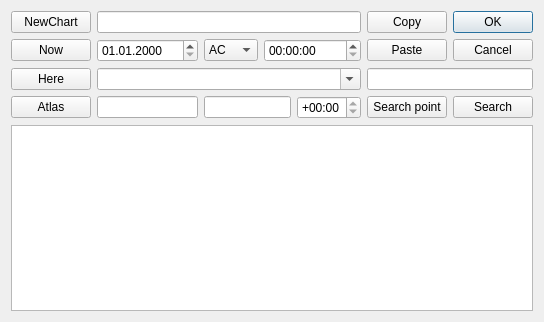
Before: the Qt Designer form forms/InputForm.ui in wil-low/astronom-qt, drawn with Qt 5.
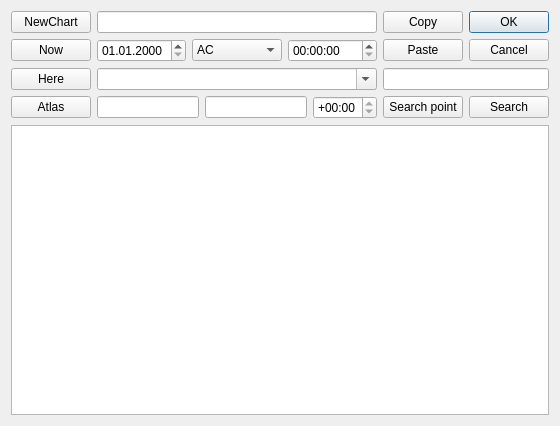
After: the same form once the commit is applied.

Commit message: Input form layout improved

Diff of the .ui file:
```diff
--- a/forms/InputForm.ui
+++ b/forms/InputForm.ui
@@ -9,8 +9,8 @@
    <rect>
     <x>0</x>
     <y>0</y>
-    <width>544</width>
-    <height>322</height>
+    <width>560</width>
+    <height>426</height>
    </rect>
   </property>
   <property name="sizePolicy">
@@ -35,7 +35,7 @@
        </property>
       </widget>
      </item>
-     <item row="0" column="1" colspan="5">
+     <item row="0" column="1">
       <widget class="QLineEdit" name="editName"/>
      </item>
      <item row="1" column="0">
@@ -45,39 +45,6 @@
        </property>
       </widget>
      </item>
-     <item row="1" column="1">
-      <widget class="QDateEdit" name="editDate">
-       <property name="displayFormat">
-        <string>dd.MM.yyyy</string>
-       </property>
-       <property name="calendarPopup">
-        <bool>false</bool>
-       </property>
-       <property name="timeSpec">
-        <enum>Qt::LocalTime</enum>
-       </property>
-      </widget>
-     </item>
-     <item row="1" column="2" colspan="2">
-      <widget class="QComboBox" name="cboEra">
-       <property name="sizePolicy">
-        <sizepolicy hsizetype="Minimum" vsizetype="Fixed">
-         <horstretch>0</horstretch>
-         <verstretch>0</verstretch>
-        </sizepolicy>
-       </property>
-       <item>
-        <property name="text">
-         <string>AC</string>
-        </property>
-       </item>
-       <item>
-        <property name="text">
-         <string>BC</string>
-        </property>
-       </item>
-      </widget>
-     </item>
      <item row="2" column="0">
       <widget class="QPushButton" name="btnHere">
        <property name="text">
@@ -85,7 +52,7 @@
        </property>
       </widget>
      </item>
-     <item row="2" column="1" colspan="5">
+     <item row="2" column="1">
       <widget class="QComboBox" name="cboLocationName">
        <property name="sizePolicy">
         <sizepolicy hsizetype="Expanding" vsizetype="Fixed">
@@ -98,59 +65,35 @@
        </property>
       </widget>
      </item>
-     <item row="3" column="0">
+     <item row="4" column="0">
       <widget class="QPushButton" name="btnAtlas">
        <property name="text">
         <string>Atlas</string>
        </property>
       </widget>
      </item>
-     <item row="3" column="1">
-      <widget class="QLineEdit" name="editLon">
-       <property name="toolTip">
-        <string>Longitude</string>
-       </property>
-      </widget>
-     </item>
-     <item row="3" column="2" colspan="3">
-      <widget class="QLineEdit" name="editLat">
-       <property name="toolTip">
-        <string>Latitude</string>
-       </property>
-      </widget>
-     </item>
-     <item row="3" column="5">
-      <widget class="QTimeEdit" name="editUTCOffset">
-       <property name="displayFormat">
-        <string>+HH:mm</string>
-       </property>
-       <property name="timeSpec">
-        <enum>Qt::OffsetFromUTC</enum>
-       </property>
-      </widget>
-     </item>
-     <item row="3" column="7">
+     <item row="4" column="4">
       <widget class="QPushButton" name="btnSearch">
        <property name="text">
         <string>Search</string>
        </property>
       </widget>
      </item>
-     <item row="0" column="6">
+     <item row="0" column="3">
       <widget class="QPushButton" name="btnCopy">
        <property name="text">
         <string>Copy</string>
        </property>
       </widget>
      </item>
-     <item row="1" column="6">
+     <item row="1" column="3">
       <widget class="QPushButton" name="btnPaste">
        <property name="text">
         <string>Paste</string>
        </property>
       </widget>
      </item>
-     <item row="0" column="7">
+     <item row="0" column="4">
       <widget class="QPushButton" name="btnOK">
        <property name="text">
         <string>OK</string>
@@ -163,21 +106,21 @@
        </property>
       </widget>
      </item>
-     <item row="1" column="7">
+     <item row="1" column="4">
       <widget class="QPushButton" name="btnCancel">
        <property name="text">
         <string>Cancel</string>
        </property>
       </widget>
      </item>
-     <item row="3" column="6">
+     <item row="4" column="3">
       <widget class="QPushButton" name="btnSearchPoint">
        <property name="text">
         <string>Search point</string>
        </property>
       </widget>
      </item>
-     <item row="2" column="6" colspan="2">
+     <item row="2" column="3" colspan="2">
       <widget class="QLineEdit" name="editSearch">
        <property name="sizePolicy">
         <sizepolicy hsizetype="MinimumExpanding" vsizetype="Fixed">
@@ -187,12 +130,77 @@
        </property>
       </widget>
      </item>
-     <item row="1" column="4" colspan="2">
-      <widget class="QTimeEdit" name="editTime">
-       <property name="displayFormat">
-        <string>HH:mm:ss</string>
-       </property>
-      </widget>
+     <item row="1" column="1">
+      <layout class="QHBoxLayout" name="horizontalLayout">
+       <item>
+        <widget class="QDateEdit" name="editDate">
+         <property name="displayFormat">
+          <string>dd.MM.yyyy</string>
+         </property>
+         <property name="calendarPopup">
+          <bool>false</bool>
+         </property>
+         <property name="timeSpec">
+          <enum>Qt::LocalTime</enum>
+         </property>
+        </widget>
+       </item>
+       <item>
+        <widget class="QComboBox" name="cboEra">
+         <property name="sizePolicy">
+          <sizepolicy hsizetype="Minimum" vsizetype="Fixed">
+           <horstretch>0</horstretch>
+           <verstretch>0</verstretch>
+          </sizepolicy>
+         </property>
+         <item>
+          <property name="text">
+           <string>AC</string>
+          </property>
+         </item>
+         <item>
+          <property name="text">
+           <string>BC</string>
+          </property>
+         </item>
+        </widget>
+       </item>
+       <item>
+        <widget class="QTimeEdit" name="editTime">
+         <property name="displayFormat">
+          <string>HH:mm:ss</string>
+         </property>
+        </widget>
+       </item>
+      </layout>
+     </item>
+     <item row="4" column="1">
+      <layout class="QHBoxLayout" name="horizontalLayout_2">
+       <item>
+        <widget class="QLineEdit" name="editLon">
+         <property name="toolTip">
+          <string>Longitude</string>
+         </property>
+        </widget>
+       </item>
+       <item>
+        <widget class="QLineEdit" name="editLat">
+         <property name="toolTip">
+          <string>Latitude</string>
+         </property>
+        </widget>
+       </item>
+       <item>
+        <widget class="QTimeEdit" name="editUTCOffset">
+         <property name="displayFormat">
+          <string>+HH:mm</string>
+         </property>
+         <property name="timeSpec">
+          <enum>Qt::OffsetFromUTC</enum>
+         </property>
+        </widget>
+       </item>
+      </layout>
      </item>
     </layout>
    </item>
```
Left out of the diff: 5 changed lines with no effect on the pictures.
